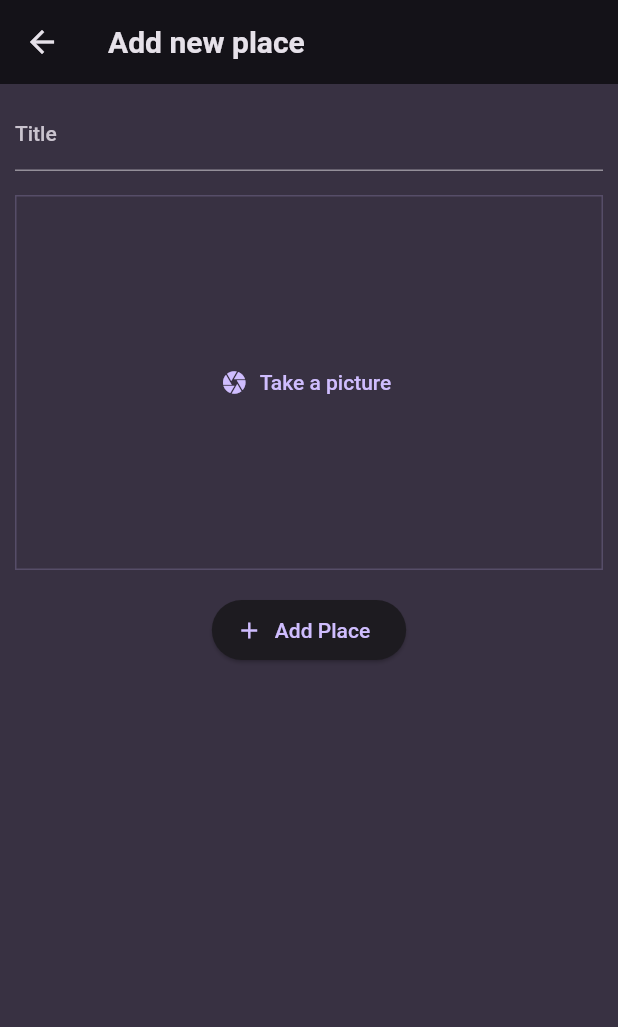
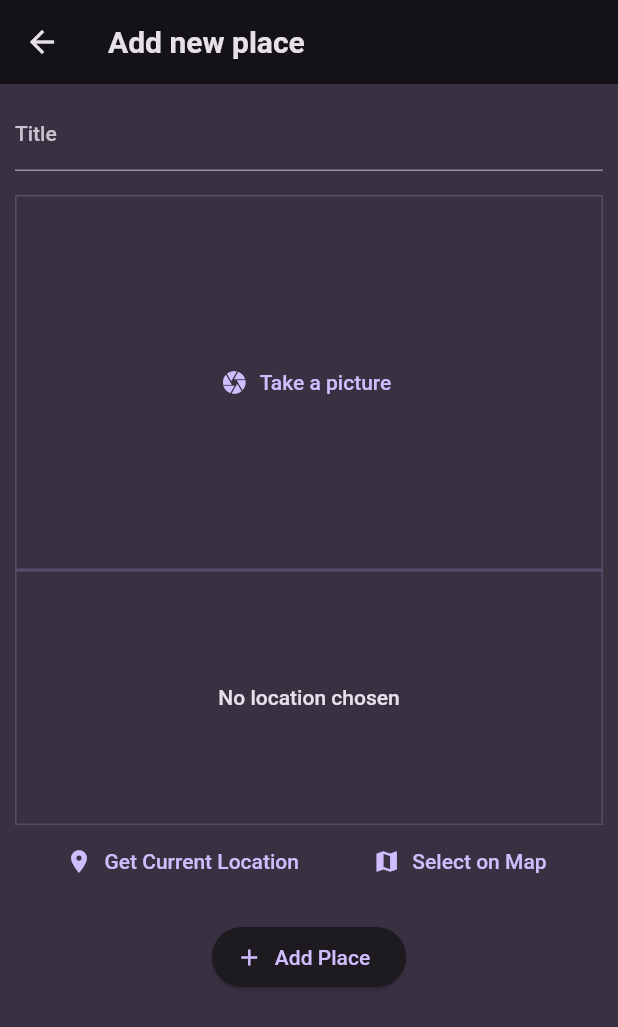
Before and after one commit to maithanhtrong1113/dartCourse, a Flutter app: the AddPlaceScreen screen opened directly, on a phone screen of 412 x 824 dp. Shown: the top 1027 px of the screen. Run offline on Flutter 3.47's test engine with Material 2 defaults, Android fonts, the phone set to English and light mode, and no system bars; our stand-ins replace flutter_riverpod, google_fonts, image_picker, location.

Commit message:
add picked location

```diff
--- a/lib/screens/add_place.dart
+++ b/lib/screens/add_place.dart
@@ -4,6 +4,7 @@ import 'package:flutter/material.dart';
 import 'package:flutter_riverpod/flutter_riverpod.dart';
 import 'package:frist_app/providers/user_places.dart';
 import 'package:frist_app/widgets/image_input.dart';
+import 'package:frist_app/widgets/location_input.dart';
 
 class AddPlaceScreen extends ConsumerStatefulWidget {
   const AddPlaceScreen({super.key});
@@ -54,6 +55,7 @@ class _AddPlaceScreenState extends ConsumerState<AddPlaceScreen> {
               ),
               const SizedBox(height: 16),
               ImageInput(onPickImage: (image) => _selectImage = image),
+              const LocationInput(),
               const SizedBox(height: 16),
               ElevatedButton.icon(
                 onPressed: _savePlace,
--- a/lib/widgets/image_input.dart
+++ b/lib/widgets/image_input.dart
@@ -12,6 +12,7 @@ class ImageInput extends StatefulWidget {
 
 class _ImageInputState extends State<ImageInput> {
   File? _selectedImage;
+
   void _takePicture() async {
     final imagePicker = ImagePicker();
     final pickedImage =
--- /dev/null
+++ b/lib/widgets/location_input.dart
@@ -0,0 +1,100 @@
+import 'package:flutter/material.dart';
+import 'package:location/location.dart';
+
+class LocationInput extends StatefulWidget {
+  const LocationInput({super.key});
+
+  @override
+  State<LocationInput> createState() {
+    return _LocationInputState();
+  }
+}
+
+class _LocationInputState extends State<LocationInput> {
+  Location? _pickedLocation;
+  var _isGettingLocation = false;
+
+  void _getCurrentLocation() async {
+    Location location = Location();
+
+    bool serviceEnabled;
+    PermissionStatus permissionGranted;
+    LocationData locationData;
+
+    serviceEnabled = await location.serviceEnabled();
+    if (!serviceEnabled) {
+      serviceEnabled = await location.requestService();
+      if (!serviceEnabled) {
+        return;
+      }
+    }
+
+    permissionGranted = await location.hasPermission();
+    if (permissionGranted == PermissionStatus.denied) {
+      permissionGranted = await location.requestPermission();
+      if (permissionGranted != PermissionStatus.granted) {
+        return;
+      }
+    }
+
+    setState(() {
+      _isGettingLocation = true;
+    });
+
+    locationData = await location.getLocation();
+
+    setState(() {
+      _isGettingLocation = false;
+    });
+
+    print(locationData.latitude);
+    print(locationData.longitude);
+  }
+
+  @override
+  Widget build(BuildContext context) {
+    Widget previewContent = Text(
+      'No location chosen',
+      textAlign: TextAlign.center,
+      style: Theme.of(context).textTheme.bodyLarge!.copyWith(
+            color: Theme.of(context).colorScheme.onBackground,
+          ),
+    );
+
+    if (_isGettingLocation) {
+      previewContent = const CircularProgressIndicator();
+    }
+
+    return Column(
+      children: [
+        Container(
+          height: 170,
+          width: double.infinity,
+          alignment: Alignment.center,
+          decoration: BoxDecoration(
+            border: Border.all(
+              width: 1,
+              color: Theme.of(context).colorScheme.primary.withOpacity(0.2),
+            ),
+          ),
+          child: previewContent,
+        ),
+        Row(
+          mainAxisAlignment: MainAxisAlignment.spaceEvenly,
+          children: [
+            TextButton.icon(
+              icon: const Icon(Icons.location_on),
+              label: const Text('Get Current Location'),
+              onPressed: _getCurrentLocation,
+            ),
+            TextButton.icon(
+              icon: const Icon(Icons.map),
+              label: const Text('Select on Map'),
+              onPressed: () {},
+            ),
+          ],
+        ),
+      ],
+    );
+  }
+}
--- a/lib/widgets/places_list.dart
+++ b/lib/widgets/places_list.dart
@@ -36,6 +36,10 @@ class PlacesList extends StatelessWidget {
     return ListView.builder(
       itemCount: places.length,
       itemBuilder: (context, index) => ListTile(
+        leading: CircleAvatar(
+          radius: 26,
+          backgroundImage: FileImage(places[index].image),
+        ),
         title: Text(
           places[index].title,
           style: Theme.of(context).textTheme.titleMedium!.copyWith(
--- a/pubspec.yaml
+++ b/pubspec.yaml
@@ -39,6 +39,7 @@ dependencies:
   uuid: ^4.2.1
   flutter_riverpod: ^2.4.8
   image_picker: ^1.0.4
+  location: ^5.0.3
 
 dev_dependencies:
   flutter_test:
```
Also changed, not shown: lib/screens/places_detail.dart (+13 -13 lines), pubspec.lock, 4 other files.
